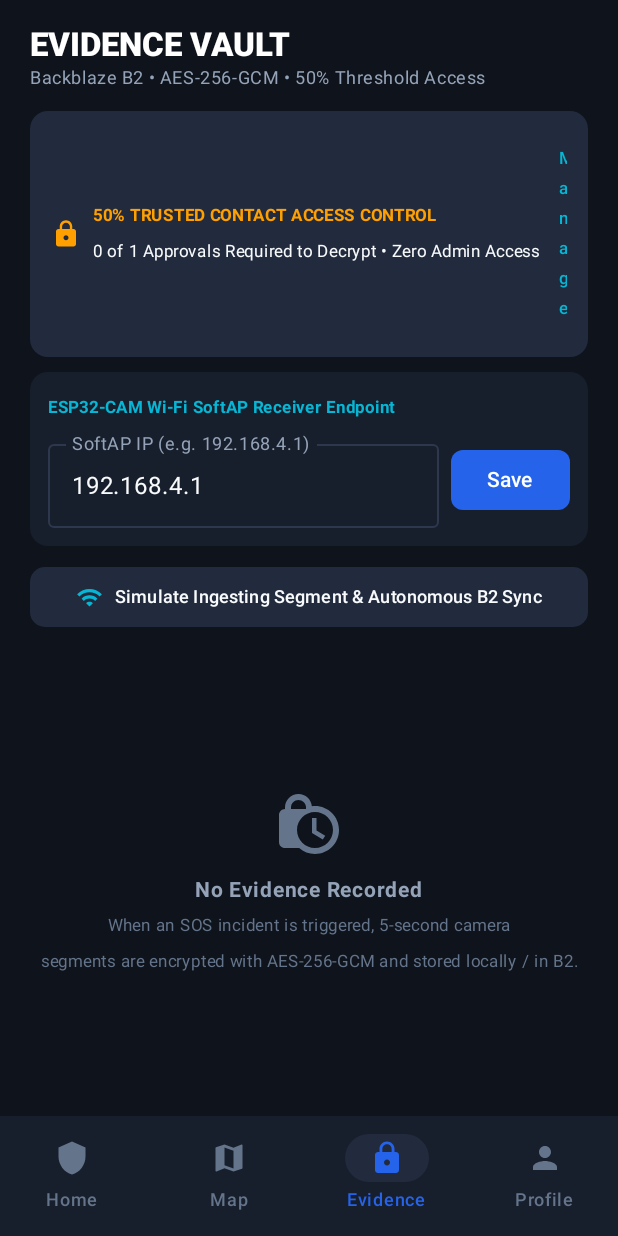
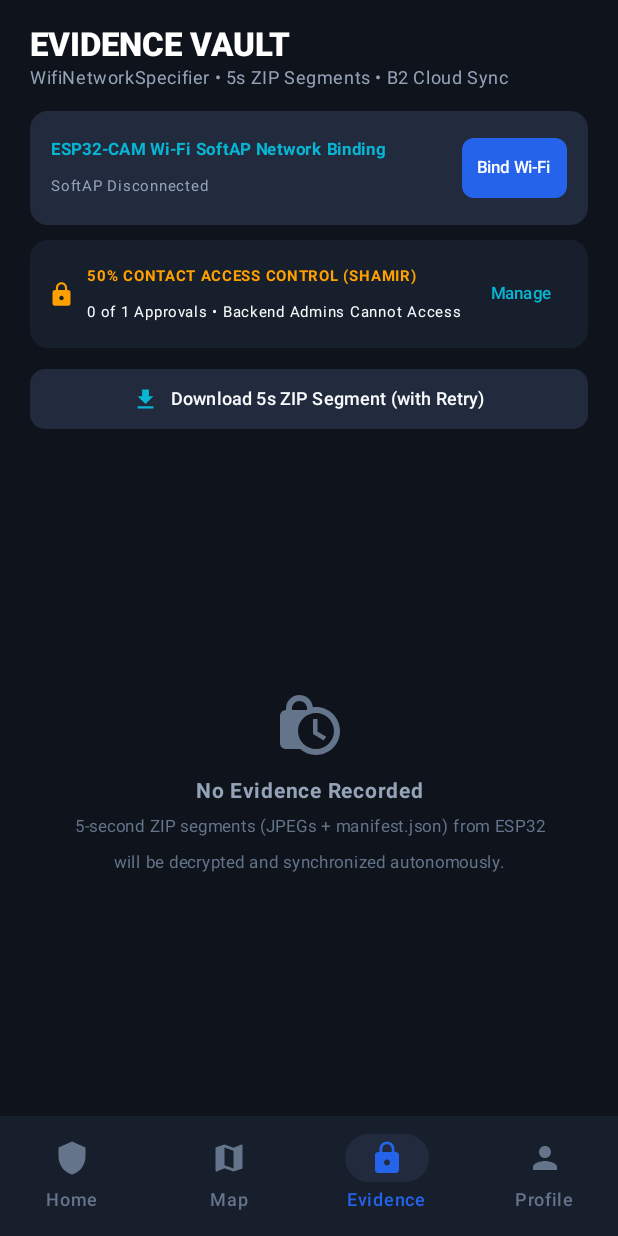
Before and after one commit to Mythicus22/Safora, an Android app built with Jetpack Compose: the EvidenceScreen screen opened through its navigation route, on a phone screen of 412 x 824 dp. Run offline under Robolectric (Android 15) with nearby library versions, the phone set to English and light mode, and no system bars.

Commit message:
hardware sync fixes

```diff
--- a/app/src/main/AndroidManifest.xml
+++ b/app/src/main/AndroidManifest.xml
@@ -5,6 +5,9 @@
     <!-- Permissions -->
     <uses-permission android:name="android.permission.INTERNET" />
     <uses-permission android:name="android.permission.ACCESS_NETWORK_STATE" />
+    <uses-permission android:name="android.permission.CHANGE_NETWORK_STATE" />
+    <uses-permission android:name="android.permission.ACCESS_WIFI_STATE" />
+    <uses-permission android:name="android.permission.CHANGE_WIFI_STATE" />
     <uses-permission android:name="android.permission.ACCESS_FINE_LOCATION" />
     <uses-permission android:name="android.permission.ACCESS_COARSE_LOCATION" />
     <uses-permission android:name="android.permission.RECORD_AUDIO" />
--- a/app/src/main/java/com/example/safora/features/evidence/EvidenceScreen.kt
+++ b/app/src/main/java/com/example/safora/features/evidence/EvidenceScreen.kt
@@ -7,7 +7,6 @@ import androidx.compose.foundation.clickable
 import androidx.compose.foundation.layout.*
 import androidx.compose.foundation.lazy.LazyColumn
 import androidx.compose.foundation.lazy.items
-import androidx.compose.foundation.shape.CircleShape
 import androidx.compose.foundation.shape.RoundedCornerShape
 import androidx.compose.material.icons.Icons
 import androidx.compose.material.icons.filled.*
@@ -25,27 +24,44 @@ import androidx.compose.ui.unit.dp
 import androidx.compose.ui.unit.sp
 import com.example.safora.data.model.EvidenceSegment
 import com.example.safora.data.repository.SaforaRepository
+import com.example.safora.services.wifi.Esp32SoftApManager
+import com.example.safora.services.wifi.SoftApConnectionState
+import com.example.safora.services.wifi.WifiEvidenceFetcher
 import com.example.safora.ui.theme.*
+import kotlinx.coroutines.launch
 import java.text.SimpleDateFormat
 import java.util.*
 
 @Composable
 fun EvidenceScreen() {
     val context = LocalContext.current
+    val coroutineScope = rememberCoroutineScope()
     val repository = remember { SaforaRepository.getInstance(context) }
     val evidenceList by repository.evidenceList.collectAsState()
     val incident by repository.currentIncident.collectAsState()
     val contacts by repository.contacts.collectAsState()
     val esp32Host by repository.esp32WifiHost.collectAsState()
 
+    val softApManager = remember { Esp32SoftApManager(context) }
+    val softApState by softApManager.connectionState.collectAsState()
+    val softApStatusText by softApManager.statusMessage.collectAsState()
+    val evidenceFetcher = remember { WifiEvidenceFetcher(context, context.cacheDir, softApManager) }
+
     var hostInput by remember { mutableStateOf(esp32Host) }
     var selectedSegment by remember { mutableStateOf<EvidenceSegment?>(null) }
     var showThresholdDialog by remember { mutableStateOf(false) }
+    var isDownloading by remember { mutableStateOf(false) }
 
     val emergencyContacts = contacts.filter { it.isEmergencyContact }
     val approvedCount = emergencyContacts.count { it.hasApprovedAccess }
     val threshold = incident.thresholdRequired
     val isDecryptionUnlocked = approvedCount >= threshold && threshold > 0
+
+    DisposableEffect(Unit) {
+        onDispose {
+            softApManager.disconnect()
+        }
+    }
 
     Column(
         modifier = Modifier
@@ -69,13 +85,12 @@ fun EvidenceScreen() {
                     color = Color.White
                 )
                 Text(
-                    text = "Backblaze B2 • AES-256-GCM • 50% Threshold Access",
+                    text = "WifiNetworkSpecifier • 5s ZIP Segments • B2 Cloud Sync",
                     style = MaterialTheme.typography.bodySmall,
                     color = TextSecondary
                 )
             }
 
-            // Sync All Button
             if (evidenceList.isNotEmpty()) {
                 IconButton(onClick = { repository.syncAllEvidence() }) {
                     Icon(Icons.Default.CloudSync, contentDescription = "Sync All", tint = BluePrimary)
@@ -85,11 +100,9 @@ fun EvidenceScreen() {
 
         Spacer(modifier = Modifier.height(14.dp))
 
-        // 50% Trusted Contact Approval Status Card (Shamir's Secret Sharing)
+        // WifiNetworkSpecifier SoftAP Binding Status Card
         Card(
-            modifier = Modifier
-                .fillMaxWidth()
-                .clickable { showThresholdDialog = true },
+            modifier = Modifier.fillMaxWidth(),
             colors = CardDefaults.cardColors(containerColor = CharcoalSurfaceElevated),
             shape = RoundedCornerShape(12.dp)
         ) {
@@ -99,29 +112,88 @@ fun EvidenceScreen() {
                     horizontalArrangement = Arrangement.SpaceBetween,
                     verticalAlignment = Alignment.CenterVertically
                 ) {
+                    Column(modifier = Modifier.weight(1f)) {
+                        Text(
+                            text = "ESP32-CAM Wi-Fi SoftAP Network Binding",
+                            color = CyanAccent,
+                            fontSize = 11.sp,
+                            fontWeight = FontWeight.Bold
+                        )
+                        Text(
+                            text = softApStatusText,
+                            color = when (softApState) {
+                                SoftApConnectionState.CONNECTED -> EmeraldSafe
+                                SoftApConnectionState.CONNECTING -> AmberWarning
+                                SoftApConnectionState.FAILED -> CrimsonEmergency
+                                SoftApConnectionState.DISCONNECTED -> TextSecondary
+                            },
+                            fontSize = 10.sp
+                        )
+                    }
+
+                    Button(
+                        onClick = {
+                            if (softApState == SoftApConnectionState.CONNECTED) {
+                                softApManager.disconnect()
+                            } else {
+                                softApManager.connectToEsp32SoftAp(
+                                    ssid = Esp32SoftApManager.DEFAULT_SSID,
+                                    passphrase = Esp32SoftApManager.DEFAULT_PASSWORD
+                                )
+                            }
+                        },
+                        colors = ButtonDefaults.buttonColors(
+                            containerColor = if (softApState == SoftApConnectionState.CONNECTED) CrimsonEmergencyDark else BluePrimary
+                        ),
+                        shape = RoundedCornerShape(8.dp),
+                        contentPadding = PaddingValues(horizontal = 10.dp, vertical = 4.dp)
+                    ) {
+                        Text(if (softApState == SoftApConnectionState.CONNECTED) "Unbind" else "Bind Wi-Fi", fontSize = 11.sp)
+                    }
+                }
+            }
+        }
+
+        Spacer(modifier = Modifier.height(10.dp))
+
+        // 50% Trusted Contact Approval Status Card (Shamir's Secret Sharing)
+        Card(
+            modifier = Modifier
+                .fillMaxWidth()
+                .clickable { showThresholdDialog = true },
+            colors = CardDefaults.cardColors(containerColor = CharcoalSurface),
+            shape = RoundedCornerShape(12.dp)
+        ) {
+            Row(
+                modifier = Modifier
+                    .fillMaxWidth()
+                    .padding(12.dp),
+                horizontalArrangement = Arrangement.SpaceBetween,
+                verticalAlignment = Alignment.CenterVertically
+            ) {
                 Row(verticalAlignment = Alignment.CenterVertically) {
                     Icon(
                         imageVector = if (isDecryptionUnlocked) Icons.Default.LockOpen else Icons.Default.Lock,
                         contentDescription = null,
                         tint = if (isDecryptionUnlocked) EmeraldSafe else AmberWarning,
-                            modifier = Modifier.size(20.dp)
+                        modifier = Modifier.size(18.dp)
                     )
                     Spacer(modifier = Modifier.width(8.dp))
                     Column {
                         Text(
-                                text = "50% TRUSTED CONTACT ACCESS CONTROL",
+                            text = "50% CONTACT ACCESS CONTROL (SHAMIR)",
                             color = if (isDecryptionUnlocked) EmeraldSafe else AmberWarning,
-                                fontSize = 11.sp,
+                            fontSize = 10.sp,
                             fontWeight = FontWeight.Bold
                         )
                         Text(
                             text = if (isDecryptionUnlocked) {
                                 "Threshold Met ($approvedCount/$threshold Approvals) • Decryption Authorized"
                             } else {
-                                    "$approvedCount of $threshold Approvals Required to Decrypt • Zero Admin Access"
+                                "$approvedCount of $threshold Approvals • Backend Admins Cannot Access"
                             },
                             color = TextPrimary,
-                                fontSize = 11.sp
+                            fontSize = 10.sp
                         )
                     }
                 }
@@ -131,75 +203,32 @@ fun EvidenceScreen() {
                 }
             }
         }
-        }
 
         Spacer(modifier = Modifier.height(10.dp))
 
-        // ESP32 Wi-Fi SoftAP Configuration Bar
-        Card(
-            modifier = Modifier.fillMaxWidth(),
-            colors = CardDefaults.cardColors(containerColor = CharcoalSurface),
-            shape = RoundedCornerShape(12.dp)
-        ) {
-            Column(modifier = Modifier.padding(12.dp)) {
-                Text(
-                    text = "ESP32-CAM Wi-Fi SoftAP Receiver Endpoint",
-                    color = CyanAccent,
-                    fontSize = 11.sp,
-                    fontWeight = FontWeight.Bold
-                )
-                Spacer(modifier = Modifier.height(4.dp))
-                Row(verticalAlignment = Alignment.CenterVertically) {
-                    OutlinedTextField(
-                        value = hostInput,
-                        onValueChange = { hostInput = it },
-                        label = { Text("SoftAP IP (e.g. 192.168.4.1)") },
-                        modifier = Modifier.weight(1f),
-                        singleLine = true,
-                        colors = OutlinedTextFieldDefaults.colors(
-                            focusedBorderColor = BluePrimary,
-                            unfocusedBorderColor = CharcoalBorder,
-                            focusedTextColor = TextPrimary,
-                            unfocusedTextColor = TextPrimary
-                        )
-                    )
-                    Spacer(modifier = Modifier.width(8.dp))
-                    Button(
-                        onClick = { repository.setEsp32WifiHost(hostInput) },
-                        colors = ButtonDefaults.buttonColors(containerColor = BluePrimary),
-                        shape = RoundedCornerShape(8.dp)
-                    ) {
-                        Text("Save")
-                    }
-                }
-            }
-        }
-
-        Spacer(modifier = Modifier.height(10.dp))
-
-        // Ingest Evidence Action
+        // Ingest ZIP Segment Action with Retry and Network Binding
         Button(
             onClick = {
-                val newSegNum = evidenceList.size + 1
-                val newSeg = EvidenceSegment(
-                    id = "ev_seg_$newSegNum",
-                    incidentId = if (incident.id.isNotBlank()) incident.id else "INC-8921",
-                    segmentNumber = newSegNum,
-                    timestamp = System.currentTimeMillis(),
-                    fileSizeKb = (395..460).random(),
-                    isEncrypted = true,
-                    isUploaded = false,
-                    sha256Hash = UUID.randomUUID().toString().replace("-", "") + "fa90"
-                )
-                repository.addEvidenceSegment(newSeg)
+                val nextSegIndex = evidenceList.size + 1
+                val incId = if (incident.id.isNotBlank()) incident.id else "INC-8921"
+                isDownloading = true
+                coroutineScope.launch {
+                    evidenceFetcher.fetchZipSegmentWithRetry(incId, nextSegIndex)
+                    isDownloading = false
+                }
             },
+            enabled = !isDownloading,
             modifier = Modifier.fillMaxWidth(),
             colors = ButtonDefaults.buttonColors(containerColor = CharcoalSurfaceElevated),
             shape = RoundedCornerShape(10.dp)
         ) {
-            Icon(Icons.Default.Wifi, contentDescription = null, tint = CyanAccent, modifier = Modifier.size(18.dp))
+            Icon(Icons.Default.Download, contentDescription = null, tint = CyanAccent, modifier = Modifier.size(18.dp))
             Spacer(modifier = Modifier.width(8.dp))
-            Text("Simulate Ingesting Segment & Autonomous B2 Sync", color = TextPrimary, fontSize = 12.sp)
+            Text(
+                text = if (isDownloading) "Downloading 5s ZIP Segment..." else "Download 5s ZIP Segment (with Retry)",
+                color = TextPrimary,
+                fontSize = 12.sp
+            )
         }
 
         Spacer(modifier = Modifier.height(12.dp))
@@ -226,7 +255,7 @@ fun EvidenceScreen() {
                         fontSize = 14.sp
                     )
                     Text(
-                        text = "When an SOS incident is triggered, 5-second camera\nsegments are encrypted with AES-256-GCM and stored locally / in B2.",
+                        text = "5-second ZIP segments (JPEGs + manifest.json) from ESP32\nwill be decrypted and synchronized autonomously.",
                         color = TextTertiary,
                         fontSize = 11.sp,
                         textAlign = androidx.compose.ui.text.style.TextAlign.Center
@@ -264,7 +293,7 @@ fun EvidenceScreen() {
                                     contentAlignment = Alignment.Center
                                 ) {
                                     Icon(
-                                        Icons.Default.Videocam,
+                                        Icons.Default.FolderZip,
                                         contentDescription = null,
                                         tint = CrimsonEmergency
                                     )
@@ -272,14 +301,14 @@ fun EvidenceScreen() {
                                 Spacer(modifier = Modifier.width(12.dp))
                                 Column {
                                     Text(
-                                        text = "Segment #${segment.segmentNumber}",
+                                        text = "ZIP Segment #${segment.segmentNumber}",
                                         fontWeight = FontWeight.Bold,
                                         color = TextPrimary
                                     )
                                     Text(
-                                        text = "${segment.fileSizeKb} KB • ${segment.durationSeconds}s • ${SimpleDateFormat("HH:mm:ss", Locale.getDefault()).format(Date(segment.timestamp))}",
+                                        text = "${segment.fileSizeKb} KB • ${segment.resolution} • ${SimpleDateFormat("HH:mm:ss", Locale.getDefault()).format(Date(segment.timestamp))}",
                                         color = TextSecondary,
-                                        fontSize = 11.sp
+                                        fontSize = 10.sp
                                     )
                                 }
                             }
@@ -290,7 +319,7 @@ fun EvidenceScreen() {
                                     shape = RoundedCornerShape(4.dp)
                                 ) {
                                     Text(
-                                        text = "AES-256 GCM",
+                                        text = "AES-GCM",
                                         color = EmeraldSafe,
                                         fontSize = 9.sp,
                                         fontWeight = FontWeight.Bold,
@@ -384,7 +413,7 @@ fun EvidenceScreen() {
             onDismissRequest = { selectedSegment = null },
             title = {
                 Text(
-                    text = "Evidence Segment #${segment.segmentNumber}",
+                    text = "ZIP Segment #${segment.segmentNumber} Details",
                     fontWeight = FontWeight.Bold,
                     color = TextPrimary
                 )
@@ -414,7 +443,7 @@ fun EvidenceScreen() {
                             )
                             Spacer(modifier = Modifier.height(4.dp))
                             Text(
-                                text = if (isDecryptionUnlocked) "DECRYPTED ESP32 JPEG FRAME" else "CIPHERTEXT ENCRYPTED (AES-256)",
+                                text = if (isDecryptionUnlocked) "DECRYPTED ZIP FRAMES & MANIFEST" else "ENCRYPTED ZIP CIPHERTEXT (AES-256-GCM)",
                                 color = Color.White,
                                 fontSize = 11.sp,
                                 fontWeight = FontWeight.Bold
@@ -428,7 +457,7 @@ fun EvidenceScreen() {
                     }
 
                     Spacer(modifier = Modifier.height(12.dp))
-                    Text("Duration: ${segment.durationSeconds} seconds (~10 JPEG frames)", color = TextPrimary, fontSize = 12.sp)
+                    Text("Content: 5s ZIP archive (manifest.json + JPEG frames)", color = TextPrimary, fontSize = 12.sp)
                     Text("Size: ${segment.fileSizeKb} KB", color = TextSecondary, fontSize = 11.sp)
                     Text("Cipher: AES-256-GCM (Authenticated)", color = EmeraldSafe, fontSize = 11.sp, fontWeight = FontWeight.Bold)
                     Text(
```
Also changed, not shown: app/src/main/java/com/example/safora/data/model/Models.kt (+11 -2 lines), app/src/main/java/com/example/safora/features/device/DevicePairingScreen.kt (+71 -9 lines), app/src/main/java/com/example/safora/services/ble/BleManager.kt (+86 -13 lines), app/src/main/java/com/example/safora/services/wifi/Esp32SoftApManager.kt (added, +155 -0 lines), app/src/main/java/com/example/safora/services/wifi/WifiEvidenceFetcher.kt (+156 -42 lines). Lines whose indentation alone changed are shown as unchanged.
